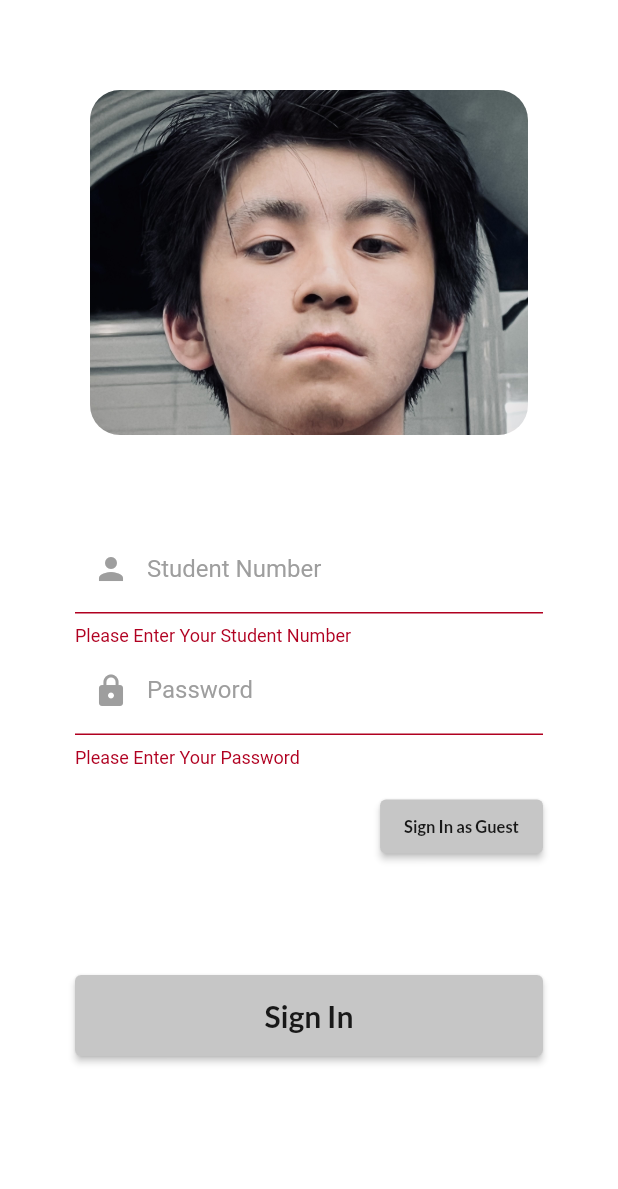
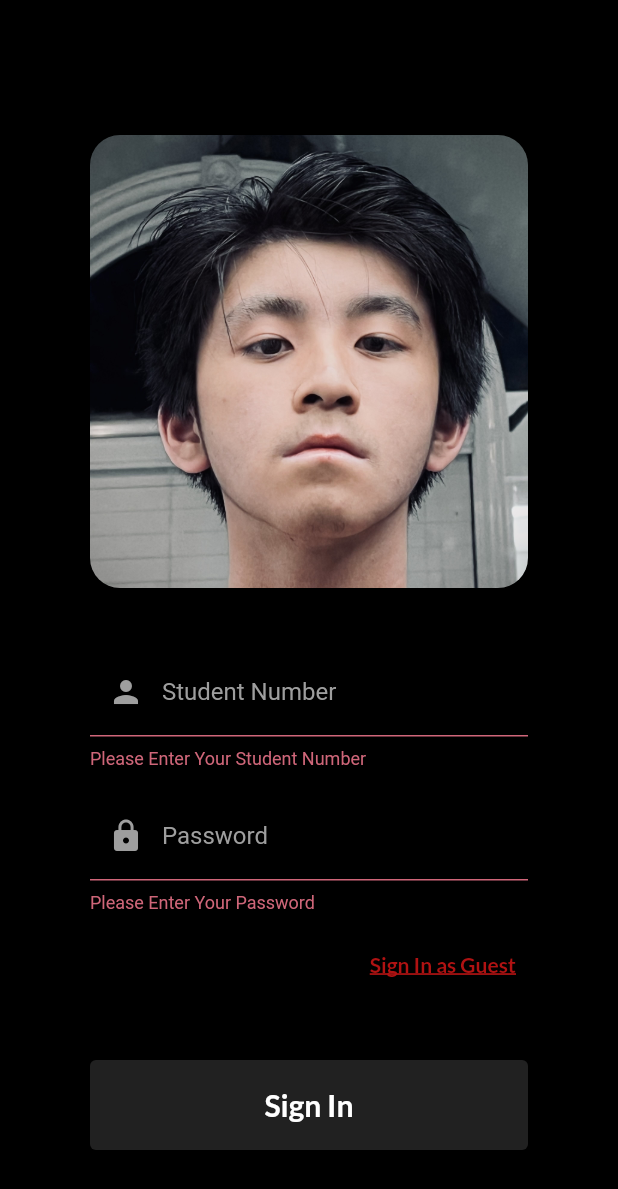
Before and after one commit to EdisonCai2007/UHS-StudentTools, a Flutter app: the screen it shows after launch, after a tap on "Sign In", on a phone screen of 412 x 824 dp. Shown: the top 1189 px of the screen. Run offline on Flutter 3.47's test engine with Material 3 defaults, Android fonts, the phone set to English and light mode, and no system bars; our stand-ins replace firebase_core, google_fonts, lottie, shared_preferences; accounts and stored records are empty; network calls fail.

Commit message:
Patch v0.1.9 - Fixed Theme Preferences - Added TeachAssist Login

```diff
--- a/lib/models_services/teachassist_model.dart
+++ b/lib/models_services/teachassist_model.dart
@@ -29,10 +29,10 @@ Future<List<String?>> authorizeUser(String username, String password) async {
       var cookies = [res.headersSplitValues['set-cookie']?[5].substring(14,27),res.headersSplitValues['set-cookie']?[6].substring(11,17)];
       return cookies;
     } else {
-      throw Exception('1 ~ Failed to Authorize User');
+      throw ['1 ~ Failed to Authorize User'];
     }
   } catch (e) {
-    throw Exception('2 ~ Invalid Login');
+    return ['2 ~ Invalid Login'];
   }
 }
 
--- a/lib/screens/login_screen/login_screen.dart
+++ b/lib/screens/login_screen/login_screen.dart
@@ -24,14 +24,14 @@ class _LoginScreenState extends State<LoginScreen> {
   @override
   Widget build(BuildContext context) {
 
+    return Form(
+      child: Builder(
+        builder: (context) {
           return Scaffold(
+            resizeToAvoidBottomInset: false,
             backgroundColor: Theme.of(context).colorScheme.primary,
             extendBody: true,
-      body: SingleChildScrollView(
-        child: Form(
-          child: Builder(
-            builder: (context) {
-              return Column(
+            body: Column(
               children: [
 
                 /*
@@ -39,11 +39,13 @@ class _LoginScreenState extends State<LoginScreen> {
                 #=-=-= Header =-=-=#
                 ####################
                 */
-                  SizedBox(
-                    height: 350,
+                Flexible(
+                  flex: 3,
+                  child: AspectRatio(
+                    aspectRatio: 1 / 1,
                     child: Padding(
                       padding: const EdgeInsets.only(
-                          top: 60, left: 60, right: 60, bottom: 60),
+                          top: 90, left: 60, right: 60, bottom: 20),
                       child: ClipRRect(
                         borderRadius: BorderRadius.circular(20),
                         child: SizedBox.fromSize(
@@ -56,6 +58,7 @@ class _LoginScreenState extends State<LoginScreen> {
                       ),
                     ),
                   ),
+                ),
 
                 /*
                 ##################
@@ -63,29 +66,32 @@ class _LoginScreenState extends State<LoginScreen> {
                 ##################
                 */
 
-                  SizedBox(
-                    height: 300,
+                Flexible(
+                  flex: 2,
                   child: Padding(
-                      padding: const EdgeInsets.only(left: 50, right: 50, bottom: 50),//EdgeInsets.all(50),
+                    padding: const EdgeInsets.symmetric(horizontal: 60, vertical: 20),//EdgeInsets.all(50),
                     child: Column(
                       children: [
                         // Username
                         UsernameField(controller: _usernameController),
 
+                        const SizedBox(height: 15),
+
                         // Password
                         PasswordField(controller: _passwordController),
 
-                          const SizedBox(height: 15),
+                        const SizedBox(height: 10),
 
                         Align(
                           alignment: Alignment.topRight,
-                            child: ElevatedButton(
-                              style: Theme.of(context).elevatedButtonTheme.style,
+                          child: TextButton(
                             child: Text('Sign In as Guest',
                               style: GoogleFonts.lato(
-                                    color: Theme.of(context).colorScheme.inversePrimary,
-                                    fontSize: 11  , fontWeight: FontWeight.w600
+                                color: Theme.of(context).colorScheme.secondary,
+                                fontSize: 14, fontWeight: FontWeight.w600,
+                                decoration: TextDecoration.underline,
                               ),
+
                             ),
                             onPressed: () async {
                               Navigator.pushNamed(context, '/homeScreen');
@@ -97,45 +103,63 @@ class _LoginScreenState extends State<LoginScreen> {
                   ),
                 ),
 
+
                 /*
                 ############################
                 #=-=-= Sign In Button =-=-=#
                 ############################
                 */
-                  Padding(
-                    padding: const EdgeInsets.symmetric(horizontal: 50),
+
+                Flexible(
+                  flex: 1,
                   child: SizedBox(
+                    height: 100,
                     width: double.infinity,
+                    child: Padding(
+                      padding: const EdgeInsets.symmetric(horizontal: 60, vertical: 20),
                       child: ElevatedButton(
                         style: Theme.of(context).elevatedButtonTheme.style,
                         child: Padding(
                           padding: const EdgeInsets.all(15),
+                          child: FittedBox(
+                            fit: BoxFit.fitHeight,
                             child: Text('Sign In',
                                 style: GoogleFonts.lato(
                                     color: Theme.of(context).colorScheme.inversePrimary,
                                     fontSize: 20, fontWeight: FontWeight.w600)),
+                          ),
                         ),
                         onPressed: () async {
                           if (Form.of(context).validate()) {
                             String username = _usernameController.text.trim();
                             String password = _passwordController.text.trim();
 
+                            var response = await authorizeUser(username, password);
+                            if (response[0]?[0] == '1') {
+                              if (!context.mounted) return;
+                              showDialog(context: context, builder: (context) => const TeachAssistErrorAlert());
+                            } else if (response[0]?[0] == '2') {
+                              if (!context.mounted) return;
+                              showDialog(context: context, builder: (context) => const InvalidLoginAlert());
+                            } else {
+                              print('Valid Login');
                               SharedPreferences accountInfoPreferences = await SharedPreferences.getInstance();
                               accountInfoPreferences.setString('taUsername', username);
                               accountInfoPreferences.setString('taPassword', password);
 
-                            var response = await authorizeUser(username, password);
-                            print(response);
+                              if (!context.mounted) return;
+                              Navigator.pushNamed(context, '/homeScreen');
+                            }
                           }
                         },
                       ),
                     ),
                   ),
+                ),
               ],
+            ),
           );
         }
-          ),
-        ),
       ),
     );
   }
@@ -181,7 +205,6 @@ class _UsernameFieldState extends State<UsernameField> {
           ),
         ),
         validator: (PassCurrentValue) {
-          //RegExp regex = RegExp(r'^(?=.*?[A-Z])(?=.*?[a-z])(?=.*?[0-9])(?=.*?[!@#&*~]).{8,}$');
           var passNonNullValue=PassCurrentValue??"";
           if(passNonNullValue.isEmpty){
             return ("Please Enter Your Student Number");
@@ -235,7 +258,6 @@ class _PasswordFieldState extends State<PasswordField> {
           ),
         ),
         validator: (PassCurrentValue){
-          //RegExp regex = RegExp(r'^(?=.*?[A-Z])(?=.*?[a-z])(?=.*?[0-9])(?=.*?[!@#&*~]).{8,}$');
           var passNonNullValue=PassCurrentValue??"";
           if(passNonNullValue.isEmpty){
             return ("Please Enter Your Password");
@@ -246,3 +268,49 @@ class _PasswordFieldState extends State<PasswordField> {
     );
   }
 }
+
+class InvalidLoginAlert extends StatelessWidget {
+  const InvalidLoginAlert({
+    super.key,
+  });
+
+  @override
+  Widget build(BuildContext context) {
+    return AlertDialog(
+      title: const Text('INVALID LOGIN'),
+      content: const Text('The username and password doesn\'t match. Please try again.'),
+      actions: [
+        TextButton(
+          child: Text('RETRY',
+            style: GoogleFonts.lato(
+            fontSize: 16, fontWeight: FontWeight.w800,
+            color: Theme.of(context).colorScheme.secondary)
+          ),
+          onPressed: () => Navigator.pop(context),)
+      ],
+    );
+  }
+}
+
+class TeachAssistErrorAlert extends StatelessWidget {
+  const TeachAssistErrorAlert({
+    super.key,
+  });
+
+  @override
+  Widget build(BuildContext context) {
+    return AlertDialog(
+      title: const Text('ERROR'),
+      content: const Text('Trouble accessing TeachAssist. Please try again later.'),
+      actions: [
+        TextButton(
+          child: Text('RETRY',
+            style: GoogleFonts.lato(
+            fontSize: 16, fontWeight: FontWeight.w800,
+            color: Theme.of(context).colorScheme.secondary)
+          ),
+          onPressed: () => Navigator.pop(context),)
+      ],
+    );
+  }
+}
--- a/lib/themes/theme_manager.dart
+++ b/lib/themes/theme_manager.dart
@@ -3,13 +3,13 @@ import 'package:shared_preferences/shared_preferences.dart';
 import 'package:wolfpackapp/themes/themes.dart';
 
 class ThemeManager with ChangeNotifier {
-  late ThemeData _themeData;
+  ThemeData? _themeData;
 
   ThemeManager() {
     loadThemePreference();
   }
 
-  ThemeData get themeData => _themeData;
+  ThemeData get themeData => _themeData ?? Themes.darkTheme;
 
   set themeData(ThemeData themeData) {
     _themeData = themeData;
@@ -28,12 +28,11 @@ class ThemeManager with ChangeNotifier {
 
   Future<void> loadThemePreference() async {
     SharedPreferences themePreference = await SharedPreferences.getInstance();
-    if (themePreference.getBool('isLightTheme') ?? true) {
+    if (themePreference.getBool('isLightTheme') ?? false) {
       _themeData = Themes.lightTheme;
     } else {
       _themeData = Themes.darkTheme;
     }
-
     notifyListeners();
   }
 
```
Lines whose indentation alone changed are shown as unchanged.
